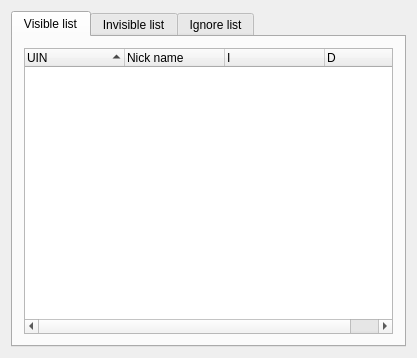
Qt form plugins/icq/privacylistwindow.ui (Winand/mqutim) before a commit.
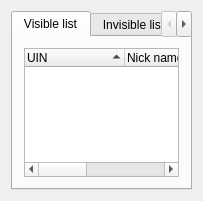
The same form after that commit. Icons and pictures are not drawn.

What changed in the file:
```diff
--- a/plugins/icq/privacylistwindow.ui
+++ b/plugins/icq/privacylistwindow.ui
@@ -5,8 +5,8 @@
    <rect>
     <x>0</x>
     <y>0</y>
-    <width>417</width>
-    <height>358</height>
+    <width>203</width>
+    <height>201</height>
    </rect>
   </property>
   <property name="windowTitle" >
@@ -19,14 +19,6 @@
       <number>0</number>
      </property>
      <widget class="QWidget" name="tab" >
-      <property name="geometry" >
-       <rect>
-        <x>0</x>
-        <y>0</y>
-        <width>395</width>
-        <height>308</height>
-       </rect>
-      </property>
       <attribute name="title" >
        <string>Visible list</string>
       </attribute>
```
Left out of the diff: 24 changed lines with no effect on the pictures.
